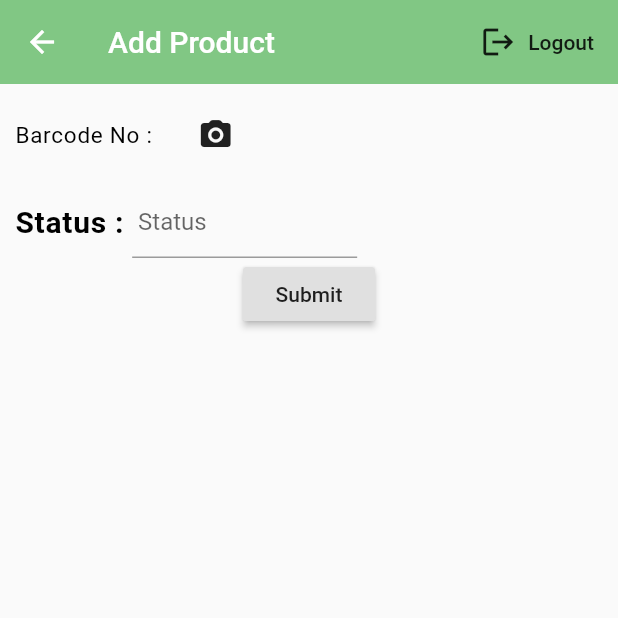
After one commit to aimihelwany/halal_scanner, a Flutter app: the AddProduct screen opened directly, on a phone screen of 412 x 824 dp, the top half of it. The commit adds this screen. Run offline on Flutter 3.47's test engine with Material 2 defaults, Android fonts, the phone set to English and light mode, and no system bars; our stand-ins replace cloud_firestore, firebase_auth, flutter_speed_dial, flutter_spinkit; missing offline and left inert: flutter_barcode_scanner; accounts and stored records are empty.

Commit message:
5th commit

```diff
--- /dev/null
+++ b/lib/addProduct.dart
@@ -0,0 +1,111 @@
+import 'package:cloud_firestore/cloud_firestore.dart';
+import 'package:flutter/material.dart';
+import 'package:halal_scanner/auth.dart';
+import 'package:flutter_barcode_scanner/flutter_barcode_scanner.dart';
+
+class AddProduct extends StatefulWidget {
+  @override
+  _AddProductState createState() => _AddProductState();
+}
+
+class _AddProductState extends State<AddProduct> {
+  final AuthService _auth = AuthService();
+  final db = Firestore.instance;
+
+  String _data = '';
+  String _status = '';
+
+  _scan() async {
+    await FlutterBarcodeScanner.scanBarcode(
+            '#000000', 'Cancel', true, ScanMode.BARCODE)
+        .then((value) => setState(() => _data = value));
+  }
+
+  @override
+  Widget build(BuildContext context) {
+    return Scaffold(
+      appBar: AppBar(
+        backgroundColor: Colors.green[300],
+        elevation: 0.0,
+        title: Text(
+          'Add Product',
+        ),
+        actions: <Widget>[
+          FlatButton.icon(
+            icon: Icon(Icons.logout),
+            label: Text('Logout'),
+            onPressed: () async {
+              await _auth.signOut();
+            },
+          )
+        ],
+      ),
+      body: SingleChildScrollView(
+        padding: EdgeInsets.all(10.0),
+        child: Center(
+          child: Column(
+            mainAxisAlignment: MainAxisAlignment.spaceAround,
+            children: <Widget>[
+              Row(
+                children: [
+                  Text(
+                    'Barcode No : ',
+                    style: TextStyle(
+                      color: Colors.black,
+                      letterSpacing: 0.5,
+                      fontSize: 15,
+                    ),
+                  ),
+                  Text(_data),
+                  FlatButton.icon(
+                    label: Text(''),
+                    icon: Icon(Icons.camera_alt_rounded),
+                    onPressed: () => _scan(),
+                  ),
+                ],
+              ),
+              SizedBox(
+                height: 10,
+              ),
+              Row(
+                children: [
+                  Text(
+                    'Status : ',
+                    style: TextStyle(
+                      color: Colors.black,
+                      fontWeight: FontWeight.bold,
+                      letterSpacing: 0.5,
+                      fontSize: 20,
+                    ),
+                  ),
+                  Container(
+                    width: 150,
+                    child: TextFormField(
+                      decoration: InputDecoration(
+                        hintText: ' Status',
+                      ),
+                      onChanged: (val) {
+                        setState(() => _status = val);
+                      },
+                    ),
+                  )
+                ],
+              ),
+              RaisedButton(
+                child: Text('Submit'),
+                onPressed: () async {
+                  await db.collection("products").add(
+                    {
+                      'barcode': _data,
+                      'status': _status,
+                    }
+                  );
+                },
+              ),
+            ],
+          ),
+        ),
+      ),
+    );
+  }
+}
--- a/lib/subscribe.dart
+++ b/lib/subscribe.dart
@@ -24,7 +24,7 @@ class Subscribe extends StatelessWidget {
           )
         ],
       ),
-      body: Container(
+      body: SingleChildScrollView(
         padding: EdgeInsets.all(20),
         child: Column(
           mainAxisAlignment: MainAxisAlignment.spaceEvenly,
--- a/pubspec.yaml
+++ b/pubspec.yaml
@@ -29,7 +29,6 @@ dependencies:
   # The following adds the Cupertino Icons font to your application.
   # Use with the CupertinoIcons class for iOS style icons.
   cupertino_icons: ^1.0.0
-  firebase_core_web: ^0.2.1+3
   cloud_firestore: ^0.12.9+4
   firebase_auth: ^0.14.0+5
   provider: ^4.3.3
```
Also changed, not shown: lib/admin_signIn.dart (deleted, +0 -54 lines), lib/dashboard.dart (+5 -5 lines), lib/sign_in.dart (+2 -23 lines), pubspec.lock.
